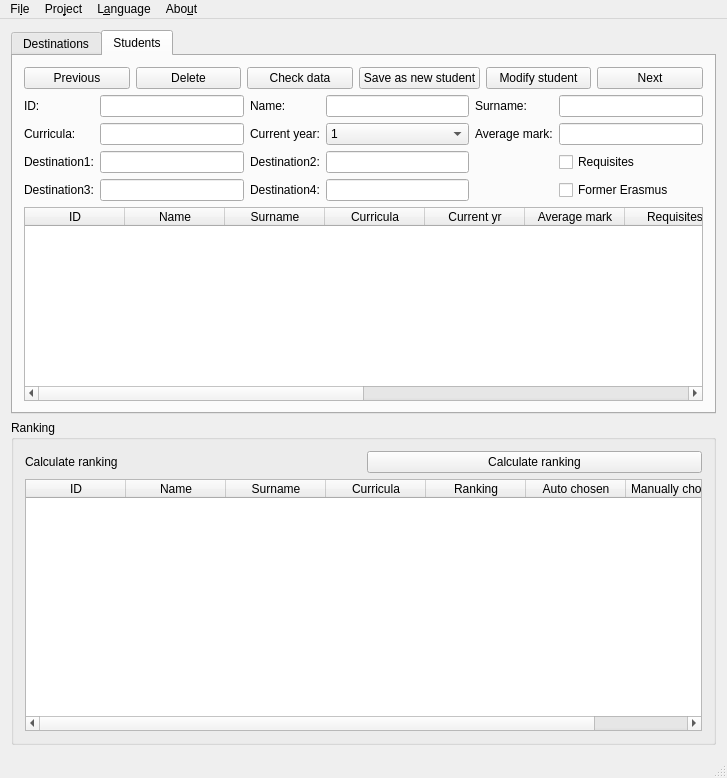
zorbaproject/cresta, file mainwindow.ui: the form before one commit.
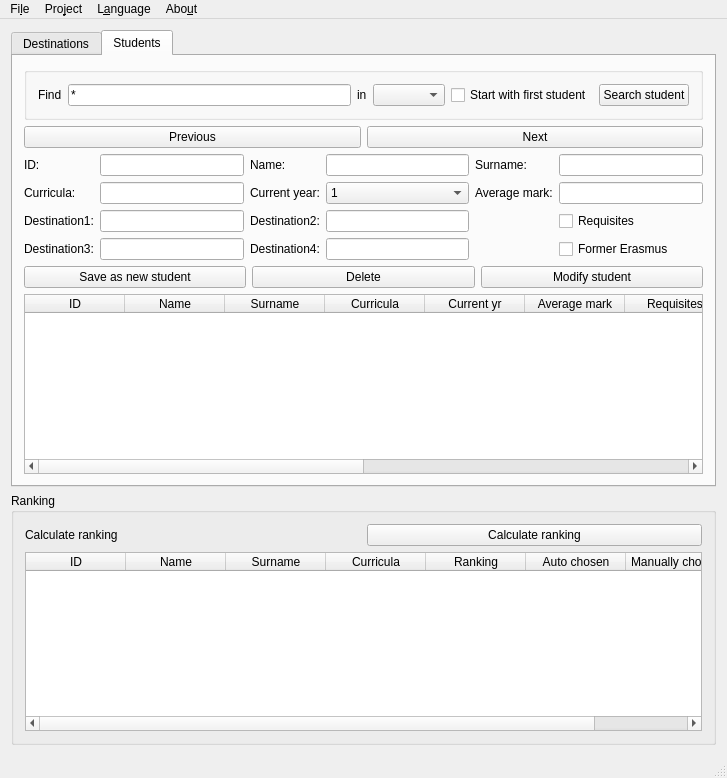
The form after the commit.

Commit message: Students searching enabled

```diff
--- a/mainwindow.ui
+++ b/mainwindow.ui
@@ -76,6 +76,59 @@
         <string>Students</string>
        </attribute>
        <layout class="QVBoxLayout" name="verticalLayout_4">
+        <item>
+         <widget class="QGroupBox" name="groupBox_2">
+          <property name="title">
+           <string/>
+          </property>
+          <property name="flat">
+           <bool>false</bool>
+          </property>
+          <property name="checkable">
+           <bool>false</bool>
+          </property>
+          <layout class="QHBoxLayout" name="horizontalLayout_5">
+           <item>
+            <widget class="QLabel" name="label_2">
+             <property name="text">
+              <string>Find</string>
+             </property>
+            </widget>
+           </item>
+           <item>
+            <widget class="QLineEdit" name="searchthis">
+             <property name="text">
+              <string notr="true">*</string>
+             </property>
+            </widget>
+           </item>
+           <item>
+            <widget class="QLabel" name="label_13">
+             <property name="text">
+              <string>in</string>
+             </property>
+            </widget>
+           </item>
+           <item>
+            <widget class="QComboBox" name="searchhere"/>
+           </item>
+           <item>
+            <widget class="QCheckBox" name="searchfromstart">
+             <property name="text">
+              <string>Start with first student</string>
+             </property>
+            </widget>
+           </item>
+           <item>
+            <widget class="QPushButton" name="searchst">
+             <property name="text">
+              <string>Search student</string>
+             </property>
+            </widget>
+           </item>
+          </layout>
+         </widget>
+        </item>
         <item>
          <layout class="QHBoxLayout" name="horizontalLayout_3">
           <item>
@@ -85,34 +138,6 @@
             </property>
            </widget>
           </item>
-          <item>
-           <widget class="QPushButton" name="del_student">
-            <property name="text">
-             <string>Delete</string>
-            </property>
-           </widget>
-          </item>
-          <item>
-           <widget class="QPushButton" name="checkincomplete">
-            <property name="text">
-             <string>Check data</string>
-            </property>
-           </widget>
-          </item>
-          <item>
-           <widget class="QPushButton" name="new_student">
-            <property name="text">
-             <string>Save as new student</string>
-            </property>
-           </widget>
-          </item>
-          <item>
-           <widget class="QPushButton" name="save_student">
-            <property name="text">
-             <string>Modify student</string>
-            </property>
-           </widget>
-          </item>
           <item>
            <widget class="QPushButton" name="next_student">
             <property name="text">
@@ -269,6 +294,31 @@
           </item>
          </layout>
         </item>
+        <item>
+         <layout class="QHBoxLayout" name="horizontalLayout_4">
+          <item>
+           <widget class="QPushButton" name="new_student">
+            <property name="text">
+             <string>Save as new student</string>
+            </property>
+           </widget>
+          </item>
+          <item>
+           <widget class="QPushButton" name="del_student">
+            <property name="text">
+             <string>Delete</string>
+            </property>
+           </widget>
+          </item>
+          <item>
+           <widget class="QPushButton" name="save_student">
+            <property name="text">
+             <string>Modify student</string>
+            </property>
+           </widget>
+          </item>
+         </layout>
+        </item>
         <item>
          <widget class="QTableWidget" name="students_table">
           <property name="alternatingRowColors">
```
Left out of the diff: 4 changed lines with no effect on the pictures. The commit also changes 9 other files.
